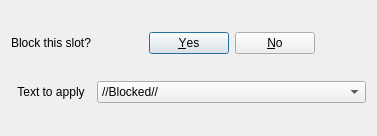
This is src/openmolar/qt-designer/blockSlot.ui in rowinggolfer/openmolar1 as Qt 5 draws it before an edit. The edited form follows.
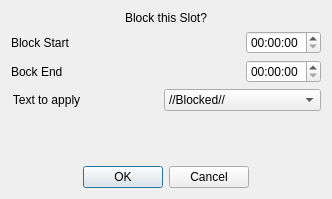
This is the edited form.

```diff
--- a/src/openmolar/qt-designer/blockSlot.ui
+++ b/src/openmolar/qt-designer/blockSlot.ui
@@ -6,38 +6,59 @@
    <rect>
     <x>0</x>
     <y>0</y>
-    <width>377</width>
-    <height>136</height>
+    <width>332</width>
+    <height>199</height>
    </rect>
   </property>
   <property name="windowTitle">
    <string>Confirm</string>
   </property>
   <layout class="QGridLayout" name="gridLayout">
-   <item row="0" column="0">
+   <item row="0" column="0" colspan="4">
     <widget class="QLabel" name="label">
      <property name="text">
-      <string>Block this slot?</string>
+      <string>Block this Slot?</string>
      </property>
      <property name="alignment">
       <set>Qt::AlignCenter</set>
      </property>
     </widget>
    </item>
-   <item row="0" column="1">
-    <widget class="QDialogButtonBox" name="buttonBox">
-     <property name="orientation">
-      <enum>Qt::Horizontal</enum>
+   <item row="1" column="0" colspan="3">
+    <widget class="QLabel" name="label_3">
+     <property name="text">
+      <string>Block Start</string>
      </property>
-     <property name="standardButtons">
-      <set>QDialogButtonBox::No|QDialogButtonBox::Yes</set>
+    </widget>
+   </item>
+   <item row="1" column="3">
+    <widget class="QTimeEdit" name="start_timeEdit">
+     <property name="maximumSize">
+      <size>
+       <width>100</width>
+       <height>16777215</height>
+      </size>
      </property>
-     <property name="centerButtons">
-      <bool>true</bool>
+    </widget>
+   </item>
+   <item row="2" column="0" colspan="3">
+    <widget class="QLabel" name="label_4">
+     <property name="text">
+      <string>Bock End</string>
      </property>
     </widget>
    </item>
-   <item row="1" column="0">
+   <item row="2" column="3">
+    <widget class="QTimeEdit" name="finish_timeEdit">
+     <property name="maximumSize">
+      <size>
+       <width>100</width>
+       <height>16777215</height>
+      </size>
+     </property>
+    </widget>
+   </item>
+   <item row="3" column="0">
     <widget class="QLabel" name="label_2">
      <property name="text">
       <string>Text to apply</string>
@@ -47,7 +68,7 @@
      </property>
     </widget>
    </item>
-   <item row="1" column="1">
+   <item row="3" column="2" colspan="2">
     <widget class="QComboBox" name="comboBox">
      <item>
       <property name="text">
@@ -76,6 +97,32 @@
      </item>
     </widget>
    </item>
+   <item row="4" column="1">
+    <spacer name="verticalSpacer">
+     <property name="orientation">
+      <enum>Qt::Vertical</enum>
+     </property>
+     <property name="sizeHint" stdset="0">
+      <size>
+       <width>20</width>
+       <height>34</height>
+      </size>
+     </property>
+    </spacer>
+   </item>
+   <item row="5" column="0" colspan="4">
+    <widget class="QDialogButtonBox" name="buttonBox">
+     <property name="orientation">
+      <enum>Qt::Horizontal</enum>
+     </property>
+     <property name="standardButtons">
+      <set>QDialogButtonBox::Cancel|QDialogButtonBox::Ok</set>
+     </property>
+     <property name="centerButtons">
+      <bool>true</bool>
+     </property>
+    </widget>
+   </item>
   </layout>
  </widget>
  <resources/>
```
